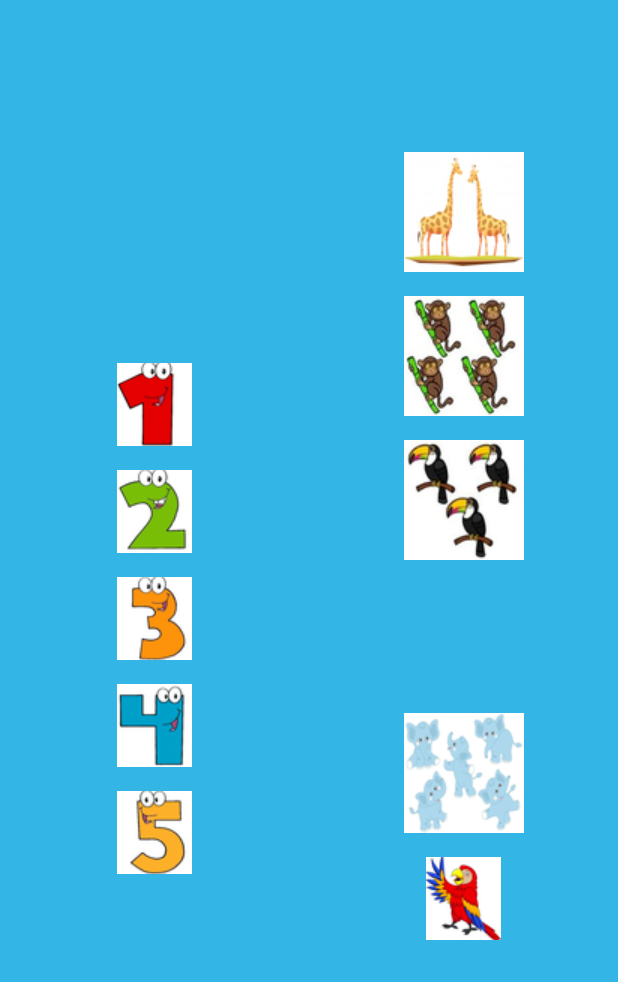
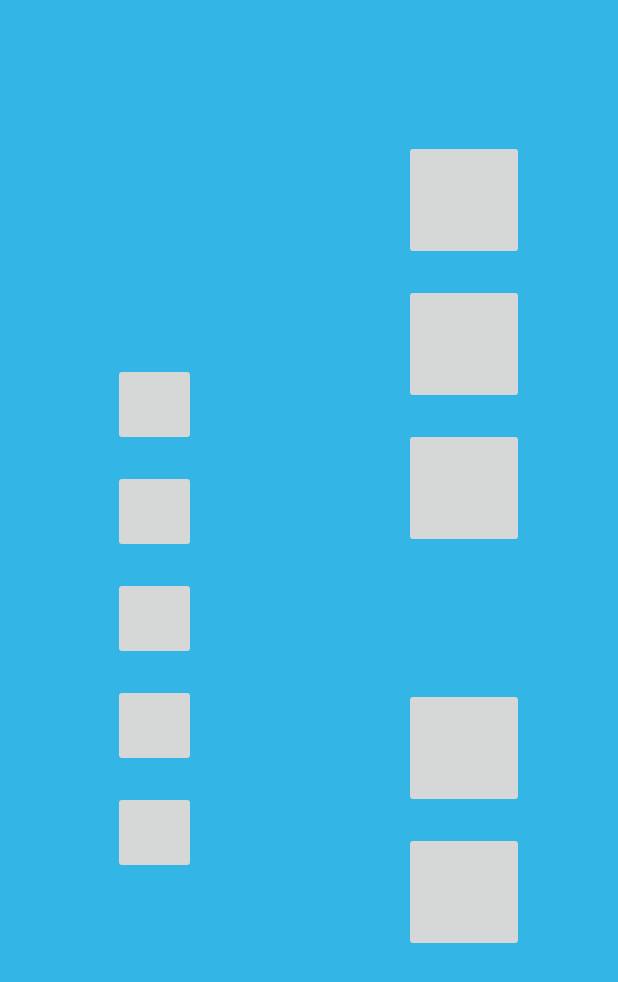
Before and after one commit to anhristian/play-numbers, an Android app: the layout fragment_matching.xml on its own in the app's theme, with its tools: preview values and no code run, on a phone screen of 412 x 824 dp. Shown: the top 982 px of the screen. Run offline under Robolectric (Android 15) with nearby library versions, the phone set to English and light mode, and no system bars.

Commit message:
Working on adding the ViewModel to the Fragment; updated the layout fragments.

```diff
--- a/app/src/main/java/edu/cnm/deepdive/playnumbers/controller/LearningActivityFragment.java
+++ b/app/src/main/java/edu/cnm/deepdive/playnumbers/controller/LearningActivityFragment.java
@@ -23,11 +23,8 @@ public abstract class LearningActivityFragment extends Fragment {
     return root;
   }
 
-
-
   public abstract Activity.Type getType(); //everytime add activity is a subclass
   public abstract int getLayoutId();
-
 
   public enum Event {
     START,
--- a/app/src/main/java/edu/cnm/deepdive/playnumbers/service/ActivityRepository.java
+++ b/app/src/main/java/edu/cnm/deepdive/playnumbers/service/ActivityRepository.java
@@ -38,7 +38,7 @@ public class ActivityRepository {
         .subscribeOn(Schedulers.io());
 
   }
-  public LiveData<List<ActivityWithProgress>> getType(Type type) { //!!!!!!!!!!!!!!!!!!!!!!
+  public LiveData<List<ActivityWithProgress>> getType() { //!!!!!!!!!!!!!!!!!!!!!!
     return activityDao.selectedByType();
   }
 
--- a/app/src/main/java/edu/cnm/deepdive/playnumbers/viewmodel/MainViewModel.java
+++ b/app/src/main/java/edu/cnm/deepdive/playnumbers/viewmodel/MainViewModel.java
@@ -50,8 +50,8 @@ public class MainViewModel extends AndroidViewModel implements LifecycleObserver
     return throwable;
   }
 
-  public LiveData<ActivityWithProgress> getType(){ //!!!!!!!!!!!!!!
-    return type;
+  public LiveData<List<ActivityWithProgress>> getType(){ //!!!!!!!!!!!!!!
+    return activityRepository.getType();
 
   }
 
--- a/app/src/main/res/layout/fragment_matching.xml
+++ b/app/src/main/res/layout/fragment_matching.xml
@@ -6,7 +6,7 @@
   android:layout_width="match_parent"
   android:layout_height="match_parent"
   android:background="@android:color/holo_blue_light"
-  tools:context=".controller.MatchingFragment">
+  tools:context=".controller.MatchingNumberFragment">
 
   <!--  <androidx.recyclerview.widget.RecyclerView
     android:id="@+id/recycler_view"
@@ -27,154 +27,136 @@
     app:layout_constraintGuide_percent="0.5"/>
 
   <ImageButton
-    android:id="@+id/number_one"
+    android:id="@+id/button_1"
     android:layout_width="55dp"
     android:layout_height="55dp"
     android:layout_margin="8dp"
     android:orientation="vertical"
-    android:src="@drawable/number_1"
     app:layout_constraintTop_toTopOf="parent"
-    app:layout_constraintBottom_toTopOf="@id/number_two"
+    app:layout_constraintBottom_toTopOf="@id/button_2"
     app:layout_constraintEnd_toEndOf="@id/vertical_guideline"
     app:layout_constraintStart_toStartOf="parent"
     app:layout_constraintVertical_chainStyle="packed"
     />
 
   <ImageButton
-    android:id="@+id/number_two"
+    android:id="@+id/button_2"
     android:layout_width="55dp"
     android:layout_height="55dp"
     android:layout_margin="8dp"
     android:orientation="vertical"
-    android:src="@drawable/number_2"
-    app:layout_constraintTop_toBottomOf="@id/number_one"
-    app:layout_constraintBottom_toTopOf="@id/number_three"
+
+    app:layout_constraintTop_toBottomOf="@id/button_1"
+    app:layout_constraintBottom_toTopOf="@id/button_3"
     app:layout_constraintEnd_toEndOf="@id/vertical_guideline"
     app:layout_constraintStart_toStartOf="parent"
     app:layout_constraintVertical_chainStyle="packed"
     />
 
   <ImageButton
-    android:id="@+id/number_three"
+    android:id="@+id/button_3"
     android:layout_width="55dp"
     android:layout_height="55dp"
     android:layout_margin="8dp"
     android:orientation="vertical"
-    android:src="@drawable/number_3"
-    app:layout_constraintTop_toBottomOf="@id/number_two"
-    app:layout_constraintBottom_toTopOf="@id/number_four"
+    app:layout_constraintTop_toBottomOf="@id/button_2"
+    app:layout_constraintBottom_toTopOf="@id/button_4"
     app:layout_constraintEnd_toEndOf="@id/vertical_guideline"
     app:layout_constraintStart_toStartOf="parent"
     app:layout_constraintVertical_chainStyle="packed"
     />
 
   <ImageButton
-    android:id="@+id/number_four"
+    android:id="@+id/button_4"
     android:layout_width="55dp"
     android:layout_height="55dp"
     android:layout_margin="8dp"
     android:orientation="vertical"
-    android:src="@drawable/number_4"
-    app:layout_constraintBottom_toTopOf="@id/number_five"
+
+    app:layout_constraintBottom_toTopOf="@id/button_5"
     app:layout_constraintEnd_toEndOf="@id/vertical_guideline"
     app:layout_constraintStart_toStartOf="parent"
-    app:layout_constraintTop_toBottomOf="@id/number_three"
+    app:layout_constraintTop_toBottomOf="@id/button_3"
     app:layout_constraintVertical_chainStyle="packed"
     />
 
   <ImageButton
-    android:id="@+id/number_five"
+    android:id="@+id/button_5"
     android:layout_width="55dp"
     android:layout_height="55dp"
     android:layout_margin="8dp"
     android:orientation="vertical"
-    android:src="@drawable/number_5"
     app:layout_constraintBottom_toBottomOf="parent"
     app:layout_constraintEnd_toEndOf="@id/vertical_guideline"
     app:layout_constraintStart_toStartOf="parent"
-    app:layout_constraintTop_toBottomOf="@id/number_four"
+    app:layout_constraintTop_toBottomOf="@id/button_4"
     app:layout_constraintVertical_chainStyle="packed"
     />
 
 
-
   <ImageButton
-    android:id="@+id/two_animals"
+    android:id="@+id/button_image_1"
     android:layout_width="80dp"
     android:layout_height="80dp"
     android:layout_margin="8dp"
     android:orientation="vertical"
-    android:src="@drawable/animals_2"
     app:layout_constraintTop_toTopOf="parent"
-    app:layout_constraintBottom_toTopOf="@id/four_animals"
+    app:layout_constraintBottom_toTopOf="@id/button_image_2"
     app:layout_constraintEnd_toEndOf="parent"
     app:layout_constraintStart_toStartOf="@id/vertical_guideline"
     app:layout_constraintVertical_chainStyle="packed"
     />
 
   <ImageButton
-    android:id="@+id/four_animals"
+    android:id="@+id/button_image_2"
     android:layout_width="80dp"
     android:layout_height="80dp"
     android:layout_margin="8dp"
     android:orientation="vertical"
-    android:src="@drawable/animals_4"
-    app:layout_constraintTop_toBottomOf="@id/two_animals"
-    app:layout_constraintBottom_toTopOf="@id/three_animals"
+    app:layout_constraintTop_toBottomOf="@id/button_image_1"
+    app:layout_constraintBottom_toTopOf="@id/button_image_3"
     app:layout_constraintEnd_toEndOf="parent"
     app:layout_constraintStart_toStartOf="@id/vertical_guideline"
     app:layout_constraintVertical_chainStyle="packed"
     />
 
   <ImageButton
-    android:id="@+id/three_animals"
+    android:id="@+id/button_image_3"
     android:layout_width="80dp"
     android:layout_height="80dp"
     android:layout_margin="8dp"
     android:orientation="vertical"
-    android:src="@drawable/animals_3"
-    app:layout_constraintTop_toBottomOf="@id/four_animals"
-    app:layout_constraintBottom_toTopOf="@id/five_animals"
+    app:layout_constraintTop_toBottomOf="@id/button_image_2"
+    app:layout_constraintBottom_toTopOf="@id/button_image_4"
     app:layout_constraintEnd_toEndOf="parent"
     app:layout_constraintStart_toStartOf="@id/vertical_guideline"
     app:layout_constraintVertical_chainStyle="packed"
     />
 
   <ImageButton
-    android:id="@+id/five_animals"
+    android:id="@+id/button_image_4"
     android:layout_width="80dp"
     android:layout_height="80dp"
     android:layout_margin="8dp"
     android:orientation="vertical"
-    android:src="@drawable/animals_5"
-    app:layout_constraintTop_toBottomOf="@id/four_animals"
-    app:layout_constraintBottom_toTopOf="@id/one_animal"
+    app:layout_constraintTop_toBottomOf="@id/button_image_2"
+    app:layout_constraintBottom_toTopOf="@id/button_image_5"
     app:layout_constraintEnd_toEndOf="parent"
     app:layout_constraintStart_toStartOf="@id/vertical_guideline"
     app:layout_constraintVertical_chainStyle="packed"
     />
 
   <ImageButton
-    android:id="@+id/one_animal"
-    android:layout_width="55dp"
-    android:layout_height="55dp"
+    android:id="@+id/button_image_5"
+    android:layout_width="80dp"
+    android:layout_height="80dp"
     android:layout_margin="8dp"
     android:orientation="vertical"
-    android:src="@drawable/animal_1"
-    app:layout_constraintTop_toBottomOf="@id/five_animals"
+    app:layout_constraintTop_toBottomOf="@id/button_image_4"
     app:layout_constraintBottom_toBottomOf="parent"
     app:layout_constraintEnd_toEndOf="parent"
     app:layout_constraintStart_toStartOf="@id/vertical_guideline"
     app:layout_constraintVertical_chainStyle="packed"
     />
 
-
-
-
-
-
-
-
-
-
 </androidx.constraintlayout.widget.ConstraintLayout>
--- a/app/src/main/res/layout/fragment_missing.xml
+++ b/app/src/main/res/layout/fragment_missing.xml
@@ -5,7 +5,7 @@
   xmlns:tools="http://schemas.android.com/tools"
   android:layout_width="match_parent"
   android:layout_height="match_parent"
-  tools:context=".controller.ui.notifications.MissingFragment">
+  tools:context=".controller.MissingNumberFragment">
 
   <androidx.recyclerview.widget.RecyclerView
     android:id="@+id/recycler_view"
--- a/app/src/main/res/navigation/mobile_navigation.xml
+++ b/app/src/main/res/navigation/mobile_navigation.xml
@@ -24,13 +24,13 @@
   <fragment
     android:id="@+id/navigation_matching"
     android:label="@string/title_matching"
-    android:name="edu.cnm.deepdive.playnumbers.controller.MatchingFragment"
+    android:name="edu.cnm.deepdive.playnumbers.controller.MatchingNumberFragment"
     tools:layout="@layout/fragment_matching"/>
 
 
   <fragment
     android:id="@+id/navigation_missing"
     android:label="@string/title_missing"
-    android:name="edu.cnm.deepdive.playnumbers.controller.ui.notifications.MissingFragment"
+    android:name="edu.cnm.deepdive.playnumbers.controller.MissingNumberFragment"
     tools:layout="@layout/fragment_missing"/>
 </navigation>
--- a/app/src/main/res/values/styles.xml
+++ b/app/src/main/res/values/styles.xml
@@ -12,6 +12,7 @@
     <item name="android:textSize">50sp</item>
     <item name="android:textStyle">bold</item>
     <item name="android:textColor">@android:color/holo_orange_dark</item>
+    <item name="borderlessButtonStyle">@style/Widget.AppCompat.Button.Borderless.Colored</item>
 
   </style>
 
```
Also changed, not shown: app/src/main/java/edu/cnm/deepdive/playnumbers/controller/LearningActivitiesFragment.java (+28 -12 lines), app/src/main/java/edu/cnm/deepdive/playnumbers/controller/MainActivity.java (+0 -8 lines), app/src/main/java/edu/cnm/deepdive/playnumbers/controller/MatchingNumberFragment.java (added, +35 -0 lines), app/src/main/java/edu/cnm/deepdive/playnumbers/controller/MissingNumberFragment.java (renamed from app/src/main/java/edu/cnm/deepdive/playnumbers/controller/MatchingFragment.java, +8 -5 lines), app/src/main/java/edu/cnm/deepdive/playnumbers/controller/ui/notifications/MissingFragment.java (deleted, +0 -24 lines), app/src/main/java/edu/cnm/deepdive/playnumbers/service/PlayNumbersDatabase.java (+16 -7 lines), app/src/main/res/layout/fragment_learning_activities.xml (+20 -38 lines), app/src/main/res/layout/test_fragment.xml (+21 -6 lines).
